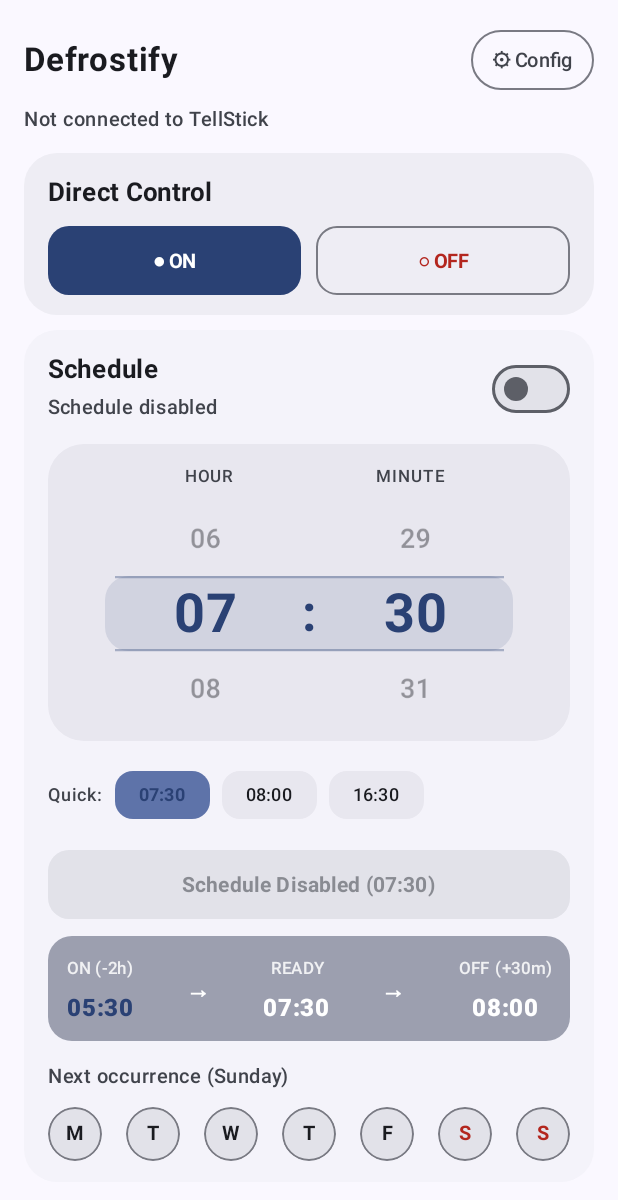
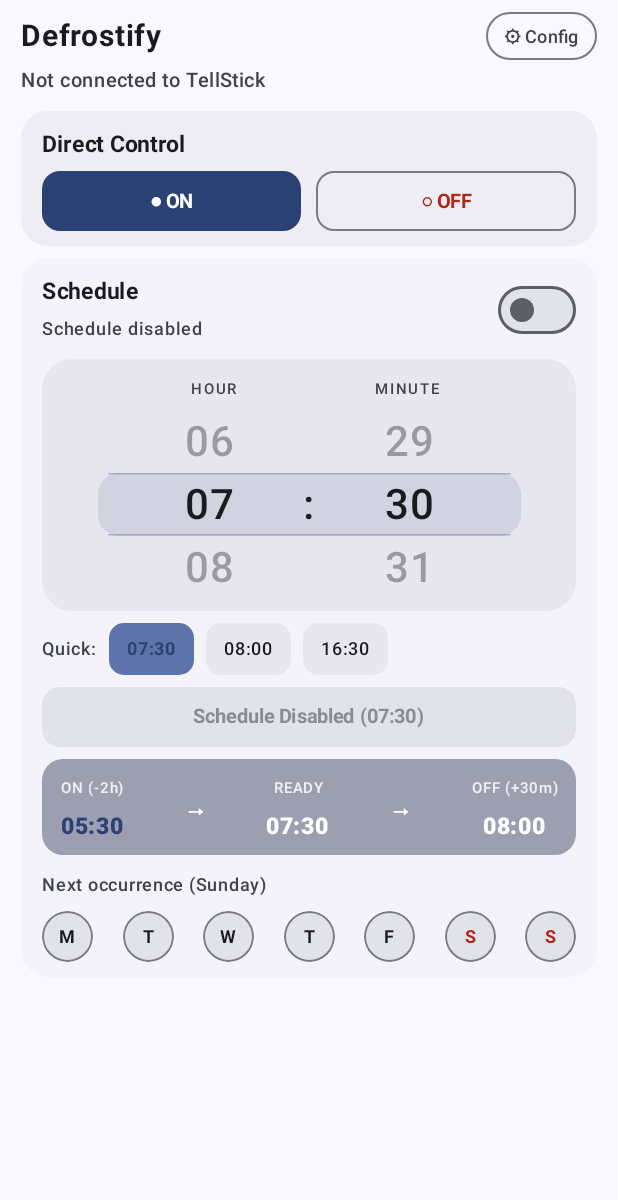
Before and after one commit to davidsandberg/defrostify, an Android app built with Jetpack Compose: the screen it shows after launch (MainActivity), on a phone screen of 412 x 824 dp. Shown: the top 1200 px of the screen. Run offline under Robolectric (Android 15) with nearby library versions, the phone set to English and light mode, and no system bars; our stand-ins replace Navigation 3.

Commit message:
Compact main screen layout, shorten active heating label, and smooth wheel scroll

```diff
--- a/app/src/main/java/com/example/carheater/Navigation.kt
+++ b/app/src/main/java/com/example/carheater/Navigation.kt
@@ -20,7 +20,10 @@ fun MainNavigation() {
     entryProvider =
       entryProvider {
         entry<Main> {
-          MainScreen(onItemClick = { navKey -> backStack.add(navKey) }, modifier = Modifier.safeDrawingPadding().padding(16.dp))
+          MainScreen(
+            onItemClick = { navKey -> backStack.add(navKey) },
+            modifier = Modifier.safeDrawingPadding().padding(horizontal = 14.dp, vertical = 8.dp),
+          )
         }
       },
   )
--- a/app/src/main/java/com/example/carheater/data/telldus/TelldusModels.kt
+++ b/app/src/main/java/com/example/carheater/data/telldus/TelldusModels.kt
@@ -315,7 +315,7 @@ object HeaterScheduleCalculator {
 
   fun formatCountdown(duration: Duration): String {
     if (duration.isNegative || duration.isZero) {
-      return "Heater start time reached (active heating window)"
+      return "Active heating window"
     }
     val totalMinutes = duration.toMinutes()
     val days = totalMinutes / (24 * 60)
--- a/app/src/main/java/com/example/carheater/ui/components/SamsungWheelTimePicker.kt
+++ b/app/src/main/java/com/example/carheater/ui/components/SamsungWheelTimePicker.kt
@@ -55,45 +55,45 @@ fun SamsungWheelTimePicker(
   minute: Int,
   onTimeChanged: (newHour: Int, newMinute: Int) -> Unit,
   modifier: Modifier = Modifier,
-  itemHeight: Dp = 50.dp,
+  itemHeight: Dp = 42.dp,
 ) {
   Column(
     modifier =
       modifier
         .fillMaxWidth()
-        .clip(RoundedCornerShape(24.dp))
+        .clip(RoundedCornerShape(20.dp))
         .background(MaterialTheme.colorScheme.surfaceContainerHigh)
-        .padding(vertical = 10.dp, horizontal = 16.dp),
+        .padding(vertical = 8.dp, horizontal = 14.dp),
     horizontalAlignment = Alignment.CenterHorizontally,
   ) {
     // Column headers aligned identically to the wheels below
     Row(
-      modifier = Modifier.fillMaxWidth().padding(bottom = 4.dp),
+      modifier = Modifier.fillMaxWidth().padding(bottom = 2.dp),
       horizontalArrangement = Arrangement.Center,
       verticalAlignment = Alignment.CenterVertically,
     ) {
       Text(
         text = "HOUR",
-        fontSize = 11.sp,
+        fontSize = 10.sp,
         fontWeight = FontWeight.SemiBold,
         color = MaterialTheme.colorScheme.onSurfaceVariant,
         letterSpacing = 1.2.sp,
         textAlign = TextAlign.Center,
-        modifier = Modifier.width(110.dp),
+        modifier = Modifier.width(105.dp),
       )
       Text(
         text = " ",
-        fontSize = 14.sp,
+        fontSize = 12.sp,
         modifier = Modifier.padding(horizontal = 10.dp),
       )
       Text(
         text = "MINUTE",
-        fontSize = 11.sp,
+        fontSize = 10.sp,
         fontWeight = FontWeight.SemiBold,
         color = MaterialTheme.colorScheme.onSurfaceVariant,
         letterSpacing = 1.2.sp,
         textAlign = TextAlign.Center,
-        modifier = Modifier.width(110.dp),
+        modifier = Modifier.width(105.dp),
       )
     }
 
@@ -106,7 +106,7 @@ fun SamsungWheelTimePicker(
           Modifier
             .fillMaxWidth(0.86f)
             .height(itemHeight)
-            .clip(RoundedCornerShape(16.dp))
+            .clip(RoundedCornerShape(14.dp))
             .background(MaterialTheme.colorScheme.primary.copy(alpha = 0.12f))
       )
       Column(
@@ -114,12 +114,12 @@ fun SamsungWheelTimePicker(
         verticalArrangement = Arrangement.SpaceBetween,
       ) {
         HorizontalDivider(
-          thickness = 1.5.dp,
-          color = MaterialTheme.colorScheme.primary.copy(alpha = 0.35f),
+          thickness = 1.dp,
+          color = MaterialTheme.colorScheme.primary.copy(alpha = 0.30f),
         )
         HorizontalDivider(
-          thickness = 1.5.dp,
-          color = MaterialTheme.colorScheme.primary.copy(alpha = 0.35f),
+          thickness = 1.dp,
+          color = MaterialTheme.colorScheme.primary.copy(alpha = 0.30f),
         )
       }
 
@@ -141,14 +141,14 @@ fun SamsungWheelTimePicker(
               currentOnTimeChanged(newHour, currentMinute)
             }
           },
-          modifier = Modifier.width(110.dp),
+          modifier = Modifier.width(105.dp),
         )
 
         Text(
           text = ":",
-          fontSize = 34.sp,
-          fontWeight = FontWeight.Bold,
-          color = MaterialTheme.colorScheme.primary,
+          fontSize = 28.sp,
+          fontWeight = FontWeight.SemiBold,
+          color = MaterialTheme.colorScheme.onSurface,
           modifier = Modifier.padding(horizontal = 10.dp),
         )
 
@@ -161,7 +161,7 @@ fun SamsungWheelTimePicker(
               currentOnTimeChanged(currentHour, newMinute)
             }
           },
-          modifier = Modifier.width(110.dp),
+          modifier = Modifier.width(105.dp),
         )
       }
     }
@@ -239,16 +239,6 @@ private fun CircularNumberWheel(
   ) {
     items(count = VIRTUAL_ITEM_COUNT, key = { it }) { index ->
       val itemValue = ((index % rangeSize) + rangeSize) % rangeSize
-      val distanceFromCenter = abs(index - centerIndex)
-      val isCenter = distanceFromCenter == 0
-
-      val scale = if (isCenter) 1.0f else 0.74f
-      val alpha =
-        when (distanceFromCenter) {
-          0 -> 1.0f
-          1 -> 0.42f
-          else -> 0.15f
-        }
 
       Box(
         modifier =
@@ -259,29 +249,33 @@ private fun CircularNumberWheel(
               interactionSource = remember { MutableInteractionSource() },
               indication = null,
             ) {
-              if (!isCenter) {
+              if (index != centerIndex) {
                 coroutineScope.launch {
                   listState.animateScrollToItem((index - 1).coerceAtLeast(0))
                 }
               }
             }
             .graphicsLayer {
-              scaleX = scale
-              scaleY = scale
-            }
-            .alpha(alpha),
+              val layoutInfo = listState.layoutInfo
+              val itemInfo = layoutInfo.visibleItemsInfo.firstOrNull { it.index == index }
+              if (itemInfo != null) {
+                val viewportCenter =
+                  (layoutInfo.viewportStartOffset + layoutInfo.viewportEndOffset) / 2f
+                val itemCenter = itemInfo.offset + itemInfo.size / 2f
+                val normalizedDistance =
+                  (abs(itemCenter - viewportCenter) / itemHeightPx).coerceIn(0f, 1.5f)
+                alpha = (1f - (normalizedDistance * 0.62f)).coerceIn(0.22f, 1f)
+              } else {
+                alpha = 0.22f
+              }
+            },
         contentAlignment = Alignment.Center,
       ) {
         Text(
           text = "%02d".format(itemValue),
-          fontSize = if (isCenter) 36.sp else 24.sp,
-          fontWeight = if (isCenter) FontWeight.Bold else FontWeight.Medium,
-          color =
-            if (isCenter) {
-              MaterialTheme.colorScheme.primary
-            } else {
-              MaterialTheme.colorScheme.onSurface
-            },
+          fontSize = 28.sp,
+          fontWeight = FontWeight.SemiBold,
+          color = MaterialTheme.colorScheme.onSurface,
           textAlign = TextAlign.Center,
         )
       }
--- a/app/src/main/java/com/example/carheater/ui/main/MainScreen.kt
+++ b/app/src/main/java/com/example/carheater/ui/main/MainScreen.kt
@@ -150,12 +150,12 @@ internal fun MainScreenContent(
         Modifier
           .fillMaxSize()
           .verticalScroll(rememberScrollState()),
-      verticalArrangement = Arrangement.spacedBy(10.dp),
+      verticalArrangement = Arrangement.spacedBy(8.dp),
     ) {
     // Top Header Bar
     Column(
       modifier = Modifier.fillMaxWidth(),
-      verticalArrangement = Arrangement.spacedBy(4.dp),
+      verticalArrangement = Arrangement.spacedBy(2.dp),
     ) {
       Row(
         modifier = Modifier.fillMaxWidth(),
@@ -164,17 +164,18 @@ internal fun MainScreenContent(
       ) {
         Text(
           text = "Defrostify",
-          fontSize = 22.sp,
+          fontSize = 20.sp,
           fontWeight = FontWeight.Bold,
         )
 
         OutlinedButton(
           onClick = onOpenAuthDialog,
-          contentPadding = PaddingValues(horizontal = 14.dp, vertical = 6.dp),
+          contentPadding = PaddingValues(horizontal = 12.dp, vertical = 4.dp),
+          modifier = Modifier.height(32.dp),
         ) {
           Text(
             text = "⚙ Config",
-            fontSize = 13.sp,
+            fontSize = 12.sp,
             fontWeight = FontWeight.SemiBold,
             maxLines = 1,
           )
@@ -326,7 +327,7 @@ private fun DirectHeaterControlCard(
   onTurnOff: () -> Unit,
 ) {
   Card(
-    shape = RoundedCornerShape(22.dp),
+    shape = RoundedCornerShape(18.dp),
     colors =
       CardDefaults.cardColors(
         containerColor =
@@ -339,12 +340,12 @@ private fun DirectHeaterControlCard(
     modifier = Modifier.fillMaxWidth(),
   ) {
     Column(
-      modifier = Modifier.padding(horizontal = 16.dp, vertical = 14.dp),
-      verticalArrangement = Arrangement.spacedBy(10.dp),
+      modifier = Modifier.padding(horizontal = 14.dp, vertical = 10.dp),
+      verticalArrangement = Arrangement.spacedBy(6.dp),
     ) {
       Text(
         text = "Direct Control",
-        fontSize = 17.sp,
+        fontSize = 15.sp,
         fontWeight = FontWeight.Bold,
       )
 
@@ -355,9 +356,9 @@ private fun DirectHeaterControlCard(
         Button(
           onClick = onTurnOn,
           enabled = !isBusy,
-          shape = RoundedCornerShape(14.dp),
+          shape = RoundedCornerShape(12.dp),
           contentPadding = PaddingValues(horizontal = 12.dp, vertical = 0.dp),
-          modifier = Modifier.weight(1f).height(46.dp),
+          modifier = Modifier.weight(1f).height(40.dp),
         ) {
           Text(
             text = "● ON",
@@ -370,13 +371,13 @@ private fun DirectHeaterControlCard(
         OutlinedButton(
           onClick = onTurnOff,
           enabled = !isBusy,
-          shape = RoundedCornerShape(14.dp),
+          shape = RoundedCornerShape(12.dp),
           contentPadding = PaddingValues(horizontal = 12.dp, vertical = 0.dp),
           colors =
             ButtonDefaults.outlinedButtonColors(
               contentColor = MaterialTheme.colorScheme.error
             ),
-          modifier = Modifier.weight(1f).height(46.dp),
+          modifier = Modifier.weight(1f).height(40.dp),
         ) {
           Text(
             text = "○ OFF",
@@ -407,14 +408,14 @@ private fun ScheduleConfigurationCard(
   val isTimeModified = state.hasUnsavedTimeChanges
 
   Card(
-    shape = RoundedCornerShape(22.dp),
+    shape = RoundedCornerShape(18.dp),
     colors =
       CardDefaults.cardColors(containerColor = MaterialTheme.colorScheme.surfaceContainerLow),
     modifier = Modifier.fillMaxWidth(),
   ) {
     Column(
-      modifier = Modifier.padding(horizontal = 16.dp, vertical = 14.dp),
-      verticalArrangement = Arrangement.spacedBy(12.dp),
+      modifier = Modifier.padding(horizontal = 14.dp, vertical = 10.dp),
+      verticalArrangement = Arrangement.spacedBy(8.dp),
     ) {
       // Title + Master Schedule Switch
       Row(
@@ -424,11 +425,11 @@ private fun ScheduleConfigurationCard(
       ) {
         Column(
           modifier = Modifier.weight(1f),
-          verticalArrangement = Arrangement.spacedBy(2.dp),
+          verticalArrangement = Arrangement.spacedBy(1.dp),
         ) {
           Text(
             text = "Schedule",
-            fontSize = 17.sp,
+            fontSize = 15.sp,
             fontWeight = FontWeight.Bold,
           )
           val scheduleSubtitle =
@@ -441,7 +442,7 @@ private fun ScheduleConfigurationCard(
             }
           Text(
             text = scheduleSubtitle,
-            fontSize = 13.sp,
+            fontSize = 12.sp,
             color =
               when {
                 isTimeModified -> MaterialTheme.colorScheme.tertiary
@@ -449,6 +450,8 @@ private fun ScheduleConfigurationCard(
                 else -> MaterialTheme.colorScheme.onSurfaceVariant
               },
             fontWeight = FontWeight.Medium,
+            maxLines = 1,
+            overflow = TextOverflow.Ellipsis,
           )
         }
         Switch(
@@ -479,22 +482,27 @@ private fun ScheduleConfigurationCard(
           )
           state.recentReadyTimes.forEach { (h, m) ->
             val isCurrent = stagedHour == h && stagedMinute == m
-            AssistChip(
-              onClick = { onSelectRecentTime(h, m) },
-              label = {
-                Text(
-                  text = "%02d:%02d".format(h, m),
-                  fontSize = 12.sp,
-                  fontWeight = if (isCurrent) FontWeight.Bold else FontWeight.Medium,
-                )
-              },
-              colors = AssistChipDefaults.assistChipColors(
-                containerColor = if (isCurrent) MaterialTheme.colorScheme.primaryContainer else MaterialTheme.colorScheme.surfaceContainerHigh,
-                labelColor = if (isCurrent) MaterialTheme.colorScheme.primary else MaterialTheme.colorScheme.onSurface,
-              ),
-              border = null,
-              shape = RoundedCornerShape(12.dp),
-            )
+            Box(
+              modifier =
+                Modifier
+                  .clip(RoundedCornerShape(10.dp))
+                  .background(
+                    if (isCurrent) MaterialTheme.colorScheme.primaryContainer
+                    else MaterialTheme.colorScheme.surfaceContainerHigh
+                  )
+                  .clickable { onSelectRecentTime(h, m) }
+                  .padding(horizontal = 12.dp, vertical = 5.dp),
+              contentAlignment = Alignment.Center,
+            ) {
+              Text(
+                text = "%02d:%02d".format(h, m),
+                fontSize = 12.sp,
+                fontWeight = if (isCurrent) FontWeight.Bold else FontWeight.Medium,
+                color =
+                  if (isCurrent) MaterialTheme.colorScheme.primary
+                  else MaterialTheme.colorScheme.onSurface,
+              )
+            }
           }
         }
       }
@@ -503,8 +511,9 @@ private fun ScheduleConfigurationCard(
       Button(
         onClick = onCommitScheduleTime,
         enabled = isTimeModified && !state.isSyncingSchedule,
-        shape = RoundedCornerShape(14.dp),
-        modifier = Modifier.fillMaxWidth().height(46.dp),
+        shape = RoundedCornerShape(12.dp),
+        modifier = Modifier.fillMaxWidth().height(40.dp),
+        contentPadding = PaddingValues(horizontal = 12.dp, vertical = 0.dp),
         colors = ButtonDefaults.buttonColors(
           containerColor = MaterialTheme.colorScheme.primary,
           contentColor = MaterialTheme.colorScheme.onPrimary,
@@ -521,7 +530,7 @@ private fun ScheduleConfigurationCard(
         }
         Text(
           text = btnLabel,
-          fontSize = 14.sp,
+          fontSize = 13.sp,
           fontWeight = FontWeight.Bold,
         )
       }
@@ -537,9 +546,9 @@ private fun ScheduleConfigurationCard(
         modifier =
           Modifier
             .fillMaxWidth()
-            .clip(RoundedCornerShape(16.dp))
+            .clip(RoundedCornerShape(14.dp))
             .background(MaterialTheme.colorScheme.secondaryContainer.copy(alpha = 0.65f))
-            .padding(vertical = 10.dp, horizontal = 12.dp),
+            .padding(vertical = 7.dp, horizontal = 12.dp),
         horizontalArrangement = Arrangement.SpaceBetween,
         verticalAlignment = Alignment.CenterVertically,
       ) {
@@ -550,7 +559,7 @@ private fun ScheduleConfigurationCard(
         )
         Text(
           text = "→",
-          fontSize = 16.sp,
+          fontSize = 15.sp,
           fontWeight = FontWeight.Bold,
           color = MaterialTheme.colorScheme.onSecondaryContainer,
         )
@@ -561,7 +570,7 @@ private fun ScheduleConfigurationCard(
         )
         Text(
           text = "→",
-          fontSize = 16.sp,
+          fontSize = 15.sp,
           fontWeight = FontWeight.Bold,
           color = MaterialTheme.colorScheme.onSecondaryContainer,
         )
@@ -573,7 +582,7 @@ private fun ScheduleConfigurationCard(
       }
 
       // Samsung Alarm-style Day-of-Week Selector
-      Column(verticalArrangement = Arrangement.spacedBy(8.dp)) {
+      Column(verticalArrangement = Arrangement.spacedBy(5.dp)) {
         val daySummary =
           if (schedule.activeWeekdays.isEmpty()) {
             "Next occurrence (${window.nextReadyDateTime.dayOfWeek.name.lowercase().replaceFirstChar { it.uppercase() }})"
@@ -582,7 +591,7 @@ private fun ScheduleConfigurationCard(
           }
         Text(
           text = daySummary,
-          fontSize = 13.sp,
+          fontSize = 12.sp,
           fontWeight = FontWeight.Medium,
           color = MaterialTheme.colorScheme.onSurfaceVariant,
         )
@@ -607,7 +616,7 @@ private fun ScheduleConfigurationCard(
             Box(
               modifier =
                 Modifier
-                  .size(36.dp)
+                  .size(34.dp)
                   .clip(CircleShape)
                   .background(
                     if (selected) MaterialTheme.colorScheme.primary
@@ -623,7 +632,7 @@ private fun ScheduleConfigurationCard(
             ) {
               Text(
                 text = letter,
-                fontSize = 13.sp,
+                fontSize = 12.sp,
                 fontWeight = FontWeight.Bold,
                 color =
                   when {
@@ -648,18 +657,18 @@ private fun TimelineMetric(
 ) {
   Column(
     horizontalAlignment = Alignment.CenterHorizontally,
-    verticalArrangement = Arrangement.spacedBy(2.dp),
+    verticalArrangement = Arrangement.spacedBy(1.dp),
   ) {
     Text(
       text = label,
-      fontSize = 11.sp,
+      fontSize = 10.sp,
       fontWeight = FontWeight.SemiBold,
       color = MaterialTheme.colorScheme.onSecondaryContainer.copy(alpha = 0.85f),
       textAlign = TextAlign.Center,
     )
     Text(
       text = timeText,
-      fontSize = 16.sp,
+      fontSize = 15.sp,
       fontWeight = FontWeight.ExtraBold,
       color =
         if (highlight) MaterialTheme.colorScheme.primary
```
